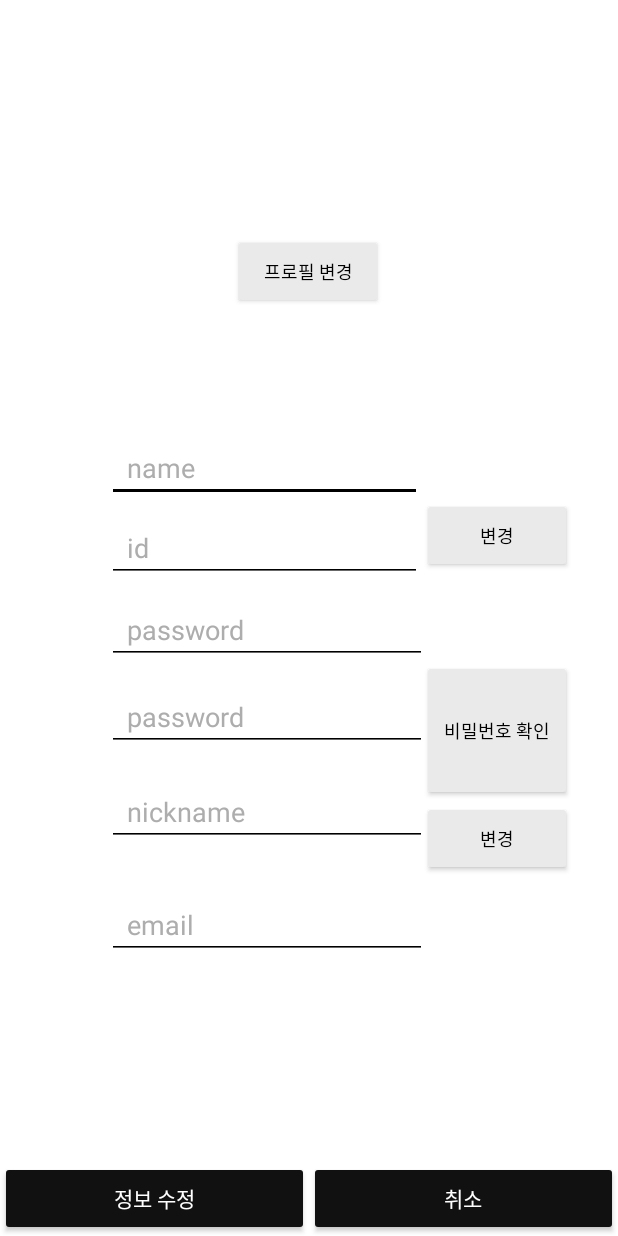
After one commit to Pedal-BF/pedal_sports_app, an Android app: the UserInfoUpdataActivity screen opened directly, with no data from a screen before it, on a phone screen of 412 x 824 dp. The commit adds this screen. Run offline under Robolectric (Android 15) with nearby library versions, the phone set to English and light mode, and no system bars; our stand-ins replace Firebase (no records; nobody signed in at launch, a user with empty details on screens opened directly); pictures from the network do not load.

Commit message:
껄렁스가 함

```diff
--- a/app/build.gradle
+++ b/app/build.gradle
@@ -26,6 +26,9 @@ android {
         sourceCompatibility JavaVersion.VERSION_1_8
         targetCompatibility JavaVersion.VERSION_1_8
     }
+    buildFeatures {
+        viewBinding true
+    }
 }
 
 dependencies {
@@ -35,6 +38,8 @@ dependencies {
     implementation 'androidx.constraintlayout:constraintlayout:2.1.4'
     implementation 'com.google.firebase:firebase-auth:19.2.0'
     implementation 'com.google.firebase:firebase-database:20.0.5'
+    implementation 'androidx.navigation:navigation-fragment:2.3.5'
+    implementation 'androidx.navigation:navigation-ui:2.3.5'
     //implementation 'com.androidx.support:recyclerview-v7:23.3.0' //recyclerview
     //implementation 'com.androidx.support:recyclerview-v7:28.0.0'
     testImplementation 'junit:junit:4.13.2'
--- a/app/src/main/java/com/bicontest/pedal_sports_app/MainActivity.java
+++ b/app/src/main/java/com/bicontest/pedal_sports_app/MainActivity.java
@@ -1,7 +1,11 @@
 package com.bicontest.pedal_sports_app;
 
+import androidx.annotation.RequiresApi;
 import androidx.appcompat.app.AppCompatActivity;
 
+import android.Manifest;
+import android.app.Activity;
+import android.os.Build;
 import android.os.Bundle;
 
 import androidx.annotation.NonNull;
--- a/app/src/main/java/com/bicontest/pedal_sports_app/MypageFragment.java
+++ b/app/src/main/java/com/bicontest/pedal_sports_app/MypageFragment.java
@@ -20,9 +20,9 @@ public class MypageFragment extends Fragment {
     private FirebaseAuth mFirebaseAuth;     // 파이어베이스 인증
     private DatabaseReference mDatabaseRef; // 실시간 데이터베이스
 
-    @Override
-    public void onCreate(Bundle savedInstanceState) {
-        super.onCreate(savedInstanceState);
+    // 각각의 Fragment마다 Instance를 반환해 줄 메소드를 생성
+    public static MypageFragment newInstance() {
+        return new MypageFragment();
     }
 
     @Override
@@ -33,6 +33,19 @@ public class MypageFragment extends Fragment {
 
         mFirebaseAuth = FirebaseAuth.getInstance();
         mDatabaseRef = FirebaseDatabase.getInstance().getReference("Pedal");
+
+        // 회원 정보 수정
+        Button btn_userinfo = v.findViewById(R.id.btn_userinfoupdate);
+        btn_userinfo.setOnClickListener(new View.OnClickListener() {
+            @Override
+            public void onClick(View view) {
+                // getActivity()로 MainActivity의 replaceFragment를 불러옴
+                //새로 불러온 Fragment의 Instance를 Main으로 전달
+                Intent intent = new Intent(getActivity(), UserInfoUpdataActivity.class);
+//                intent.addFlags(Intent.FLAG_ACTIVITY_NO_ANIMATION);
+                startActivity(intent);
+            }
+        });
 
         // 로그아웃
         Button btn_logout = v.findViewById(R.id.btn_logout);
--- /dev/null
+++ b/app/src/main/java/com/bicontest/pedal_sports_app/UserInfoUpdataActivity.java
@@ -0,0 +1,100 @@
+package com.bicontest.pedal_sports_app;
+
+import androidx.activity.result.ActivityResult;
+import androidx.activity.result.ActivityResultCallback;
+import androidx.activity.result.ActivityResultLauncher;
+import androidx.activity.result.contract.ActivityResultContracts;
+import androidx.appcompat.app.AppCompatActivity;
+
+import android.app.Activity;
+import android.content.Intent;
+import android.graphics.Bitmap;
+import android.net.Uri;
+import android.os.Bundle;
+import android.provider.MediaStore;
+import android.view.View;
+import android.widget.Button;
+import android.widget.EditText;
+import android.widget.ImageView;
+
+import com.google.firebase.auth.FirebaseAuth;
+import com.google.firebase.database.DatabaseReference;
+import com.google.firebase.database.FirebaseDatabase;
+
+import java.io.FileNotFoundException;
+import java.io.IOException;
+import java.net.URI;
+
+public class UserInfoUpdataActivity extends AppCompatActivity {
+    private FirebaseAuth mFirebaseAuth;
+    private DatabaseReference mDatabaseRef;
+
+    private ImageView mIvProfile;                                                                   // 프로필 사진 필드
+    private EditText mEtName, mEtIdChange, mEtNickname, mEtPwdChange, mEtPwdCheckChange, mEtEmail;  // 회원정보 수정 입력 필드
+    private Button mBtnProfileChange;                                                               // 프로필 사진 수정 버튼
+    private Button mBtnIdCheck;                                                                     // 아이디 수정 버튼
+    private Button mBtnNicknameChange;                                                              // 닉네임 수정 버튼
+    private Button mBtnPwdCheckChange;                                                              // 비밀번호 중복 확인 버튼
+    private Button mBtnUserInfoData;                                                                // 회원정보 수정 버튼
+    private Button mBtnCancel;
+
+    @Override
+    protected void onCreate(Bundle savedInstanceState) {
+        super.onCreate(savedInstanceState);
+        setContentView(R.layout.activity_user_info_updata);
+
+        mFirebaseAuth = FirebaseAuth.getInstance();
+        mDatabaseRef = FirebaseDatabase.getInstance().getReference("Pedal");
+
+        mIvProfile = findViewById(R.id.iv_profile);                                // 프로필 사진
+
+        mEtEmail = findViewById(R.id.et_email);                                    // 이메일 수정 필드
+        mEtIdChange = findViewById(R.id.et_idChange);                              // 아이디 수정 필드
+        mEtPwdChange = findViewById(R.id.et_pwdcheck);                             // 비밀번호 수정 필드
+        mEtPwdCheckChange = findViewById(R.id.et_pwdcheckChange);                  // 비밀번호 재입력 필드
+        mEtName = findViewById(R.id.et_name);                                      // 이름 수정 필드
+        mEtNickname = findViewById(R.id.et_nicknameChange);                        // 닉네임 수정 필드
+
+        mBtnProfileChange = findViewById(R.id.btn_userinfodata);                   // 프로필 사진 수정 버튼
+        mBtnIdCheck = findViewById(R.id.btn_idcheck);                              // 아이디 수정 버튼
+        mBtnPwdCheckChange = findViewById(R.id.btn_pwdcheck);                      // 비밀번호 중복 확인 버튼
+        mBtnNicknameChange = findViewById(R.id.btn_nicknamecheck);                 // 닉네임 수정 버튼
+        mBtnUserInfoData = findViewById(R.id.btn_userinfoupdate);                  // 회원정보 수정 버튼
+        mBtnCancel = findViewById(R.id.btn_cancel);
+
+        // 프로필 사진 수정 버튼 클릭 시
+        mBtnProfileChange.setOnClickListener(new View.OnClickListener() {
+            @Override
+            public void onClick(View view) {
+//                // 이미지 불러오기 위해 갤러리에 접근
+                Intent intent = new Intent(Intent.ACTION_PICK);
+                intent.setType("image/*");
+                startActivityIntent.launch(intent);
+            }
+        });
+    }
+
+    ActivityResultLauncher<Intent> startActivityIntent = registerForActivityResult(
+            new ActivityResultContracts.StartActivityForResult(),
+            new ActivityResultCallback<ActivityResult>() {
+                @Override
+                // 갤러리에서 이미지 불러온 후
+                public void onActivityResult(ActivityResult result) {
+//                    if (result.getResultCode() == Activity.RESULT_OK) {
+//                        Intent intent = result.getData();
+//                        Uri uri = intent.getData();
+//                        mIvProfile.setImageURI(uri);
+                    if (result.getResultCode() == RESULT_OK && result.getData() != null) {
+                        Uri uri = result.getData().getData();
+                        try {
+                            Bitmap bitmap = MediaStore.Images.Media.getBitmap(getContentResolver(), uri);
+                            mIvProfile.setImageBitmap(bitmap);
+                        } catch (FileNotFoundException e) {
+                            e.printStackTrace();
+                        } catch (IOException e) {
+                            e.printStackTrace();
+                        }
+                    }
+                }
+            });
+}
--- a/app/src/main/res/layout/activity_main.xml
+++ b/app/src/main/res/layout/activity_main.xml
@@ -33,7 +33,7 @@
         android:layout_width="match_parent"
         android:layout_height="match_parent"
         android:layout_below="@id/header"
-        android:background="#ffffff"/>
+        android:background="#ffffff" />
 
     <RelativeLayout
         android:layout_width="match_parent"
--- /dev/null
+++ b/app/src/main/res/layout/activity_user_info_updata.xml
@@ -0,0 +1,239 @@
+<?xml version="1.0" encoding="utf-8"?>
+<androidx.constraintlayout.widget.ConstraintLayout
+    xmlns:android="http://schemas.android.com/apk/res/android"
+    xmlns:app="http://schemas.android.com/apk/res-auto"
+    xmlns:tools="http://schemas.android.com/tools"
+    android:layout_width="match_parent"
+    android:layout_height="match_parent"
+    android:background="#FFFFFF"
+    tools:context=".UserInfoUpdataActivity">
+
+    <EditText
+        android:id="@+id/et_name"
+        android:layout_width="210dp"
+        android:layout_height="45dp"
+        android:layout_marginStart="71dp"
+        android:layout_marginTop="288dp"
+        android:layout_marginEnd="128dp"
+        android:layout_marginBottom="7dp"
+        android:backgroundTint="@color/black"
+        android:ems="10"
+        android:hint="  name"
+        android:inputType="textPersonName"
+        android:textColor="@color/black"
+        android:textColorHint="#adadad"
+        app:layout_constraintBottom_toTopOf="@+id/et_idChange"
+        app:layout_constraintEnd_toEndOf="parent"
+        app:layout_constraintHorizontal_bias="0.0"
+        app:layout_constraintStart_toStartOf="parent"
+        app:layout_constraintTop_toTopOf="parent" />
+
+    <EditText
+        android:id="@+id/et_idChange"
+        android:layout_width="210dp"
+        android:layout_height="45dp"
+        android:layout_marginStart="71dp"
+        android:layout_marginTop="340dp"
+        android:layout_marginEnd="128dp"
+        android:layout_marginBottom="7dp"
+        android:backgroundTint="@color/black"
+        android:ems="10"
+        android:hint="  id"
+        android:inputType="textPersonName"
+        android:textColor="@color/black"
+        android:textColorHint="#adadad"
+        app:layout_constraintBottom_toTopOf="@id/et_pwdChange"
+        app:layout_constraintEnd_toEndOf="parent"
+        app:layout_constraintHorizontal_bias="0.0"
+        app:layout_constraintStart_toStartOf="parent"
+        app:layout_constraintTop_toTopOf="parent" />
+
+    <EditText
+        android:id="@+id/et_email"
+        android:layout_width="wrap_content"
+        android:layout_height="wrap_content"
+        android:layout_marginStart="71dp"
+        android:layout_marginTop="548dp"
+        android:layout_marginEnd="128dp"
+        android:layout_marginBottom="89dp"
+        android:backgroundTint="@color/black"
+        android:ems="10"
+        android:hint="  email"
+        android:inputType="textEmailAddress"
+        android:textColor="@color/black"
+        android:textColorHint="#adadad"
+        app:layout_constraintBottom_toTopOf="@+id/btn_userinfodata"
+        app:layout_constraintEnd_toEndOf="parent"
+        app:layout_constraintHorizontal_bias="0.0"
+        app:layout_constraintStart_toStartOf="parent"
+        app:layout_constraintTop_toTopOf="parent" />
+
+    <EditText
+        android:id="@+id/et_nicknameChange"
+        android:layout_width="wrap_content"
+        android:layout_height="wrap_content"
+        android:layout_marginStart="71dp"
+        android:layout_marginTop="496dp"
+        android:layout_marginEnd="128dp"
+        android:layout_marginBottom="7dp"
+        android:backgroundTint="@color/black"
+        android:ems="10"
+        android:hint="  nickname"
+        android:inputType="textPersonName"
+        android:textColor="@color/black"
+        android:textColorHint="#adadad"
+        app:layout_constraintBottom_toTopOf="@+id/et_email"
+        app:layout_constraintEnd_toEndOf="parent"
+        app:layout_constraintHorizontal_bias="0.0"
+        app:layout_constraintStart_toStartOf="parent"
+        app:layout_constraintTop_toTopOf="parent"
+        tools:ignore="MissingConstraints" />
+
+    <EditText
+        android:id="@+id/et_pwdChange"
+        android:layout_width="wrap_content"
+        android:layout_height="wrap_content"
+        android:layout_marginStart="71dp"
+        android:layout_marginTop="392dp"
+        android:layout_marginEnd="128dp"
+        android:layout_marginBottom="7dp"
+        android:backgroundTint="@color/black"
+        android:ems="10"
+        android:hint="  password"
+        android:inputType="textPassword"
+        android:textColor="@color/black"
+        android:textColorHint="#adadad"
+        app:layout_constraintBottom_toTopOf="@+id/et_pwdcheckChange"
+        app:layout_constraintEnd_toEndOf="parent"
+        app:layout_constraintHorizontal_bias="0.0"
+        app:layout_constraintStart_toStartOf="parent"
+        app:layout_constraintTop_toTopOf="parent" />
+
+    <EditText
+        android:id="@+id/et_pwdcheckChange"
+        android:layout_width="wrap_content"
+        android:layout_height="wrap_content"
+        android:layout_marginStart="71dp"
+        android:layout_marginTop="444dp"
+        android:layout_marginEnd="128dp"
+        android:layout_marginBottom="7dp"
+        android:backgroundTint="@color/black"
+        android:ems="10"
+        android:hint="  password"
+        android:inputType="textPassword"
+        android:textColor="@color/black"
+        android:textColorHint="#adadad"
+        app:layout_constraintBottom_toTopOf="@+id/et_nicknameChange"
+        app:layout_constraintEnd_toEndOf="parent"
+        app:layout_constraintHorizontal_bias="0.0"
+        app:layout_constraintStart_toStartOf="parent"
+        app:layout_constraintTop_toTopOf="parent" />
+
+    <Button
+        android:id="@+id/btn_nicknameChange"
+        android:layout_width="100dp"
+        android:layout_height="50dp"
+        android:layout_marginStart="281dp"
+        android:layout_marginTop="488dp"
+        android:layout_marginEnd="27dp"
+        android:layout_marginBottom="144dp"
+        android:backgroundTint="#EAEAEA"
+        android:text="변경"
+        android:textColor="@color/black"
+        android:textSize="12dp"
+        app:layout_constraintBottom_toTopOf="@+id/btn_cancel"
+        app:layout_constraintEnd_toEndOf="parent"
+        app:layout_constraintHorizontal_bias="0.0"
+        app:layout_constraintStart_toStartOf="parent"
+        app:layout_constraintTop_toTopOf="parent"
+        tools:ignore="MissingConstraints" />
+
+    <Button
+        android:id="@+id/btn_idcheck"
+        android:layout_width="100dp"
+        android:layout_height="50dp"
+        android:layout_marginStart="281dp"
+        android:layout_marginTop="332dp"
+        android:layout_marginEnd="27dp"
+        android:layout_marginBottom="58dp"
+        android:backgroundTint="#EAEAEA"
+        android:text="변경"
+        android:textColor="@color/black"
+        android:textSize="12dp"
+        app:layout_constraintBottom_toTopOf="@+id/btn_pwdcheckChange"
+        app:layout_constraintEnd_toEndOf="parent"
+        app:layout_constraintHorizontal_bias="0.0"
+        app:layout_constraintStart_toStartOf="parent"
+        app:layout_constraintTop_toTopOf="parent" />
+
+    <Button
+        android:id="@+id/btn_pwdcheckChange"
+        android:layout_width="100dp"
+        android:layout_height="0dp"
+        android:layout_marginStart="281dp"
+        android:layout_marginTop="440dp"
+        android:layout_marginEnd="27dp"
+        android:backgroundTint="#EAEAEA"
+        android:text="비밀번호 확인"
+        android:textColor="@color/black"
+        android:textSize="12dp"
+        app:layout_constraintBottom_toTopOf="@+id/btn_nicknameChange"
+        app:layout_constraintEnd_toEndOf="parent"
+        app:layout_constraintHorizontal_bias="0.0"
+        app:layout_constraintStart_toStartOf="parent"
+        app:layout_constraintTop_toTopOf="parent" />
+
+    <Button
+        android:id="@+id/btn_userinfodata"
+        android:layout_width="0dp"
+        android:layout_height="50dp"
+        android:backgroundTint="#111111"
+        android:text="정보 수정"
+        android:textColor="@color/white"
+        app:layout_constraintBottom_toBottomOf="parent"
+        app:layout_constraintEnd_toStartOf="@+id/btn_cancel"
+        app:layout_constraintStart_toStartOf="parent" />
+
+    <Button
+        android:id="@+id/btn_cancel"
+        android:layout_width="0dp"
+        android:layout_height="50dp"
+        android:backgroundTint="#111111"
+        android:text="취소"
+        android:textColor="@color/white"
+        app:layout_constraintBottom_toBottomOf="parent"
+        app:layout_constraintEnd_toEndOf="parent"
+        app:layout_constraintStart_toEndOf="@+id/btn_userinfodata" />
+
+    <ImageView
+        android:id="@+id/iv_profile"
+        android:layout_width="wrap_content"
+        android:layout_height="wrap_content"
+        android:layout_marginStart="142dp"
+        android:layout_marginTop="64dp"
+        android:layout_marginEnd="141dp"
+        android:layout_marginBottom="5dp"
+        app:layout_constraintBottom_toTopOf="@+id/btn_profileChange"
+        app:layout_constraintEnd_toEndOf="parent"
+        app:layout_constraintStart_toStartOf="parent"
+        app:layout_constraintTop_toTopOf="parent"
+        tools:ignore="MissingConstraints"
+        tools:src="@tools:sample/avatars" />
+
+    <Button
+        android:id="@+id/btn_profileChange"
+        android:layout_width="100dp"
+        android:layout_height="50dp"
+        android:layout_marginTop="4dp"
+        android:layout_marginBottom="42dp"
+        android:backgroundTint="#EAEAEA"
+        android:text="프로필 변경"
+        android:textColor="@color/black"
+        android:textSize="12dp"
+        app:layout_constraintBottom_toTopOf="@+id/et_name"
+        app:layout_constraintEnd_toEndOf="parent"
+        app:layout_constraintHorizontal_bias="0.498"
+        app:layout_constraintStart_toStartOf="parent"
+        app:layout_constraintTop_toBottomOf="@+id/iv_profile" />
+
+</androidx.constraintlayout.widget.ConstraintLayout>
--- a/app/src/main/res/layout/fragment_mypage.xml
+++ b/app/src/main/res/layout/fragment_mypage.xml
@@ -48,4 +48,17 @@
         android:backgroundTint="#4C25DB"
         android:text="탈퇴하기" />
 
+    <Button
+        android:id="@+id/btn_userinfoupdate"
+        android:layout_width="149dp"
+        android:layout_height="wrap_content"
+        android:layout_alignParentStart="true"
+        android:layout_alignParentEnd="true"
+        android:layout_alignParentBottom="true"
+        android:layout_marginStart="131dp"
+        android:layout_marginEnd="131dp"
+        android:layout_marginBottom="147dp"
+        android:backgroundTint="#4C25DB"
+        android:text="회원 정보 수정" />
+
 </RelativeLayout>
--- a/app/src/main/res/values/strings.xml
+++ b/app/src/main/res/values/strings.xml
@@ -2,4 +2,13 @@
     <string name="app_name">Pedal_sports_app</string>
     <!-- TODO: Remove or change this placeholder text -->
     <string name="hello_blank_fragment">Hello blank fragment</string>
+    <string name="title_activity_user_info_updata">activity_user_info_updata</string>
+    <!-- Strings used for fragments for navigation -->
+    <string name="first_fragment_label">First Fragment</string>
+    <string name="second_fragment_label">Second Fragment</string>
+    <string name="next">Next</string>
+    <string name="previous">Previous</string>
+
+    <string name="hello_first_fragment">Hello first fragment</string>
+    <string name="hello_second_fragment">Hello second fragment. Arg: %1$s</string>
 </resources>
--- a/app/src/main/res/values/themes.xml
+++ b/app/src/main/res/values/themes.xml
@@ -13,4 +13,13 @@
         <item name="android:statusBarColor" tools:targetApi="l">?attr/colorPrimaryVariant</item>
         <!-- Customize your theme here. -->
     </style>
+
+    <style name="NoActionBar">
+        <item name="windowActionBar">false</item>
+        <item name="windowNoTitle">true</item>
+    </style>
+
+    <style name="AppBarOverlay" parent="ThemeOverlay.AppCompat.Dark.ActionBar" />
+
+    <style name="PopupOverlay" parent="ThemeOverlay.AppCompat.Light" />
 </resources>
```
Also changed, not shown: app/src/main/AndroidManifest.xml (+11 -10 lines).
